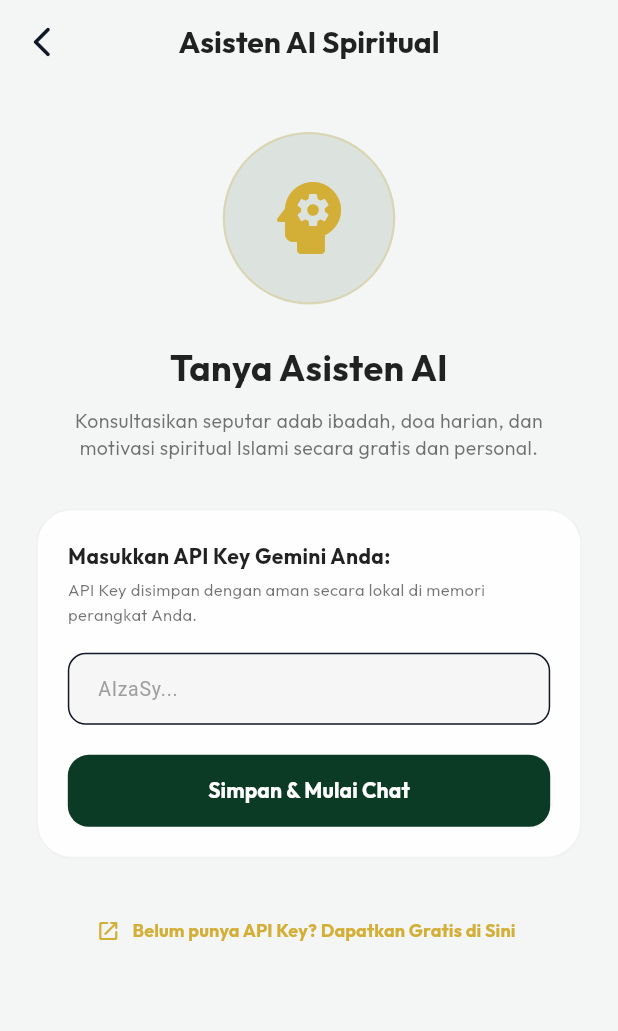
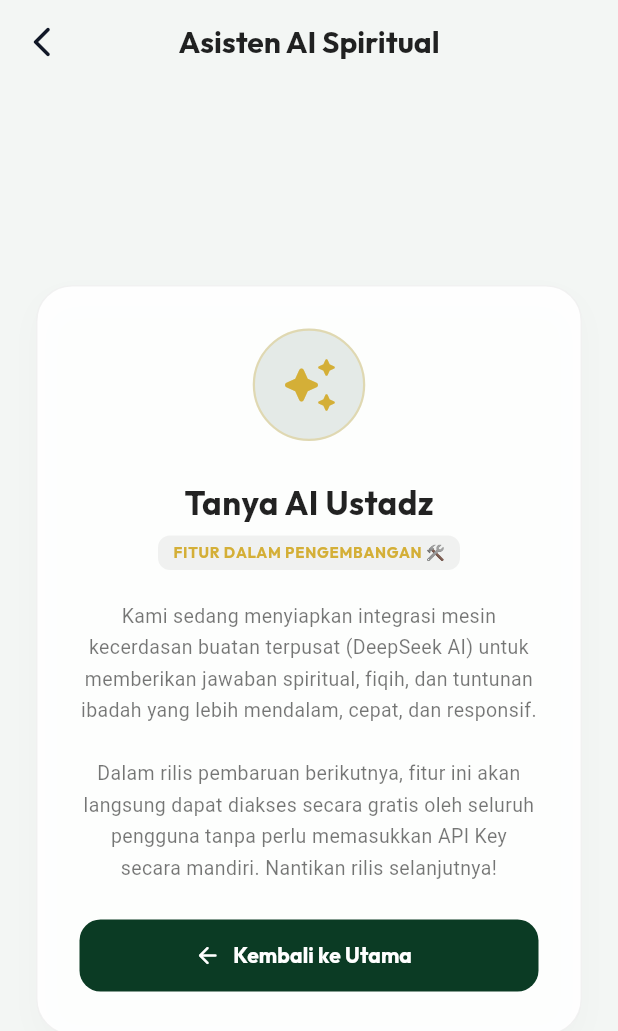
Before and after one commit to anharahya-gif/pedoman_hidup_app, a Flutter app: the screen it shows after launch, scrolled down 576 dp, after a tap on "Tanya AI Ustadz", on a phone screen of 412 x 824 dp. Shown: the top 1031 px of the screen. Run offline on Flutter 3.47's test engine with Material 3 defaults, Android fonts, the light colour scheme and no system bars; our stand-ins replace cloud_firestore, firebase_auth, firebase_core, flutter_riverpod, flutter_svg, google_fonts and 7 more; missing offline and left inert: audio_session; accounts and stored records are empty; network calls fail; statements that could not run were skipped.

Commit message:
feat: unify quran font settings into global SettingsPage and set chatbot to Under Development

```diff
--- a/lib/features/chatbot/presentation/pages/chatbot_page.dart
+++ b/lib/features/chatbot/presentation/pages/chatbot_page.dart
@@ -150,40 +150,124 @@ class _ChatbotPageState extends ConsumerState<ChatbotPage> {
             color: textPrimary,
           ),
         ),
-        actions: state.apiKey != null
-            ? [
-                IconButton(
-                  icon: const Icon(Icons.refresh_rounded),
-                  tooltip: 'Bersihkan Obrolan',
-                  onPressed: () {
-                    ref.read(chatbotControllerProvider.notifier).clearChatHistory();
-                    ScaffoldMessenger.of(context).showSnackBar(
-                      const SnackBar(content: Text('Riwayat obrolan dibersihkan')),
-                    );
-                  },
-                ),
-                IconButton(
-                  icon: const Icon(Icons.vpn_key_outlined),
-                  tooltip: 'Pengaturan API Key',
-                  onPressed: () => _showChangeKeyDialog(state.apiKey!),
-                ),
-              ]
-            : null,
+        actions: null,
       ),
       body: SafeArea(
         child: Stack(
           children: [
             const AmbientLights(),
-            state.isLoading && state.apiKey == null
-                ? const Center(
-                    child: CircularProgressIndicator(
-                      valueColor: AlwaysStoppedAnimation<Color>(accentGold),
+            _buildUnderDevelopmentView(context, isDark, textPrimary, textSecondary, glassColor, primaryEmerald, accentGold),
+          ],
+        ),
+      ),
+    );
+  }
+
+  Widget _buildUnderDevelopmentView(
+    BuildContext context,
+    bool isDark,
+    Color textPrimary,
+    Color textSecondary,
+    Color glassColor,
+    Color primaryEmerald,
+    Color accentGold,
+  ) {
+    return Center(
+      child: SingleChildScrollView(
+        physics: const BouncingScrollPhysics(),
+        padding: const EdgeInsets.symmetric(horizontal: 24, vertical: 32),
+        child: Container(
+          padding: const EdgeInsets.all(28),
+          decoration: BoxDecoration(
+            color: glassColor,
+            borderRadius: BorderRadius.circular(24),
+            border: Border.all(
+              color: isDark ? Colors.white.withOpacity(0.05) : Colors.black.withOpacity(0.05),
+              width: 1,
+            ),
+            boxShadow: [
+              BoxShadow(
+                color: Colors.black.withOpacity(isDark ? 0.2 : 0.02),
+                blurRadius: 16,
+                offset: const Offset(0, 8),
+              ),
+            ],
+          ),
+          child: Column(
+            mainAxisSize: MainAxisSize.min,
+            children: [
+              Container(
+                padding: const EdgeInsets.all(16),
+                decoration: BoxDecoration(
+                  color: primaryEmerald.withOpacity(0.1),
+                  shape: BoxShape.circle,
+                  border: Border.all(color: accentGold.withOpacity(0.3), width: 1.5),
+                ),
+                child: const Icon(
+                  Icons.auto_awesome_rounded,
+                  color: Color(0xffd4af37),
+                  size: 40,
+                ),
+              ),
+              const SizedBox(height: 24),
+              Text(
+                'Tanya AI Ustadz',
+                style: GoogleFonts.outfit(
+                  fontSize: 22,
+                  fontWeight: FontWeight.bold,
+                  color: textPrimary,
+                ),
+              ),
+              const SizedBox(height: 6),
+              Container(
+                padding: const EdgeInsets.symmetric(horizontal: 10, vertical: 4),
+                decoration: BoxDecoration(
+                  color: isDark ? Colors.white10 : Colors.black.withOpacity(0.05),
+                  borderRadius: BorderRadius.circular(8),
+                ),
+                child: Text(
+                  'FITUR DALAM PENGEMBANGAN 🛠️',
+                  style: GoogleFonts.outfit(
+                    fontSize: 10,
+                    fontWeight: FontWeight.bold,
+                    color: const Color(0xffd4af37),
+                    letterSpacing: 0.5,
+                  ),
+                ),
+              ),
+              const SizedBox(height: 20),
+              Text(
+                'Kami sedang menyiapkan integrasi mesin kecerdasan buatan terpusat (DeepSeek AI) untuk memberikan jawaban spiritual, fiqih, dan tuntunan ibadah yang lebih mendalam, cepat, dan responsif.\n\nDalam rilis pembaruan berikutnya, fitur ini akan langsung dapat diakses secara gratis oleh seluruh pengguna tanpa perlu memasukkan API Key secara mandiri. Nantikan rilis selanjutnya!',
+                textAlign: TextAlign.center,
+                style: TextStyle(
+                  fontSize: 13,
+                  color: textSecondary,
+                  height: 1.6,
+                ),
+              ),
+              const SizedBox(height: 24),
+              SizedBox(
+                width: double.infinity,
+                height: 48,
+                child: ElevatedButton.icon(
+                  onPressed: () => Navigator.pop(context),
+                  icon: const Icon(Icons.arrow_back_rounded, size: 18),
+                  label: Text(
+                    'Kembali ke Utama',
+                    style: GoogleFonts.outfit(fontWeight: FontWeight.bold),
+                  ),
+                  style: ElevatedButton.styleFrom(
+                    backgroundColor: primaryEmerald,
+                    foregroundColor: Colors.white,
+                    shape: RoundedRectangleBorder(
+                      borderRadius: BorderRadius.circular(14),
                     ),
-                  )
-                : state.apiKey == null
-                    ? _buildOnboardingView(context, isDark, textPrimary, textSecondary, glassColor, primaryEmerald, accentGold)
-                    : _buildChatView(context, state, isDark, textPrimary, textSecondary, glassColor, primaryEmerald, accentGold),
-          ],
+                    elevation: 0,
+                  ),
+                ),
+              ),
+            ],
+          ),
         ),
       ),
     );
--- a/lib/features/settings/presentation/pages/settings_page.dart
+++ b/lib/features/settings/presentation/pages/settings_page.dart
@@ -6,6 +6,8 @@ import '../../../../core/theme/theme_provider.dart';
 import '../../../../core/services/auth_service.dart';
 import '../../../../core/services/sync_service.dart';
 import '../../../../shared/providers.dart';
+import '../../../quran/presentation/providers/quran_providers.dart';
+import '../../../quran/presentation/widgets/font_settings_sheet.dart';
 
 class SettingsPage extends ConsumerWidget {
   const SettingsPage({super.key});
@@ -90,7 +92,33 @@ class SettingsPage extends ConsumerWidget {
                 ),
                 const SizedBox(height: 28),
 
-                // 2. AKUN & SINKRONISASI CLOUD
+                // 2. PENGATURAN BACAAN SECTION
+                _buildSectionHeader('Pengaturan Bacaan', textPrimary),
+                const SizedBox(height: 12),
+                Container(
+                  decoration: BoxDecoration(
+                    color: cardColor,
+                    borderRadius: BorderRadius.circular(20),
+                    border: Border.all(
+                      color: Colors.black.withOpacity(0.05),
+                      width: 1,
+                    ),
+                  ),
+                  child: Column(
+                    children: [
+                      _buildFontSettingsOption(
+                        context: context,
+                        ref: ref,
+                        isDark: isDark,
+                        textPrimary: textPrimary,
+                        textSecondary: textSecondary,
+                      ),
+                    ],
+                  ),
+                ),
+                const SizedBox(height: 28),
+
+                // 3. AKUN & SINKRONISASI CLOUD
                 _buildSectionHeader('Akun & Sinkronisasi Cloud', textPrimary),
                 const SizedBox(height: 12),
                 _buildCloudSyncCard(
@@ -105,7 +133,7 @@ class SettingsPage extends ConsumerWidget {
                 ),
                 const SizedBox(height: 28),
 
-                // 3. TENTANG APLIKASI
+                // 4. TENTANG APLIKASI
                 _buildSectionHeader('Tentang Aplikasi', textPrimary),
                 const SizedBox(height: 12),
                 Container(
@@ -147,7 +175,7 @@ class SettingsPage extends ConsumerWidget {
                               ),
                             ),
                             Text(
-                              'Versi 1.0.0',
+                              'Versi 2.0.0',
                               style: TextStyle(
                                 fontSize: 12,
                                 color: textSecondary,
@@ -499,4 +527,57 @@ class SettingsPage extends ConsumerWidget {
       ),
     );
   }
+
+  Widget _buildFontSettingsOption({
+    required BuildContext context,
+    required WidgetRef ref,
+    required bool isDark,
+    required Color textPrimary,
+    required Color textSecondary,
+  }) {
+    final fontSettings = ref.watch(quranFontSettingsProvider);
+    return Material(
+      color: Colors.transparent,
+      child: ListTile(
+        contentPadding: const EdgeInsets.symmetric(horizontal: 20, vertical: 6),
+        leading: Container(
+          padding: const EdgeInsets.all(8),
+          decoration: BoxDecoration(
+            color: const Color(0xff0b3b24).withOpacity(0.1),
+            shape: BoxShape.circle,
+          ),
+          child: const Icon(
+            Icons.format_size_rounded,
+            color: Color(0xffd4af37),
+            size: 22,
+          ),
+        ),
+        title: Text(
+          'Ukuran Font Quran & Tafsir',
+          style: GoogleFonts.outfit(
+            fontSize: 14.5,
+            fontWeight: FontWeight.bold,
+            color: textPrimary,
+          ),
+        ),
+        subtitle: Text(
+          'Arab: ${fontSettings.arabicFontSize.toInt()} px • Terjemahan: ${fontSettings.latinFontSize.toInt()} px',
+          style: TextStyle(
+            fontSize: 12,
+            color: textSecondary,
+          ),
+        ),
+        trailing: const Icon(Icons.arrow_forward_ios_rounded, size: 14, color: Colors.grey),
+        shape: RoundedRectangleBorder(borderRadius: BorderRadius.circular(20)),
+        onTap: () {
+          showModalBottomSheet(
+            context: context,
+            isScrollControlled: true,
+            backgroundColor: Colors.transparent,
+            builder: (context) => const FontSettingsSheet(),
+          );
+        },
+      ),
+    );
+  }
 }
```
